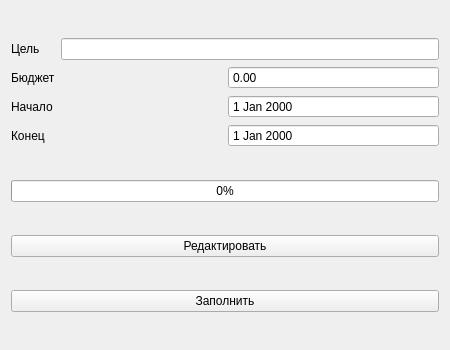
Above: AWS/campaignform.ui from 9t0z1k/TSP-AWS before the change. Below: the same form after it.
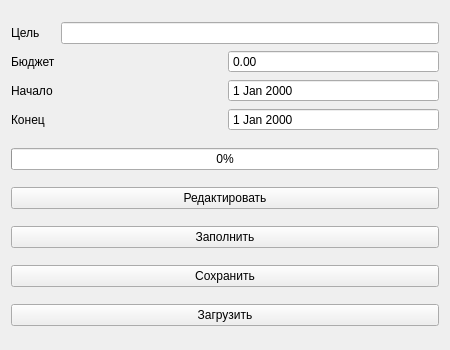
That is the form after the change.

Patch:
```diff
--- a/AWS/campaignform.ui
+++ b/AWS/campaignform.ui
@@ -138,6 +138,20 @@
      </property>
     </widget>
    </item>
+   <item>
+    <widget class="QPushButton" name="save">
+     <property name="text">
+      <string>Сохранить</string>
+     </property>
+    </widget>
+   </item>
+   <item>
+    <widget class="QPushButton" name="load">
+     <property name="text">
+      <string>Загрузить</string>
+     </property>
+    </widget>
+   </item>
   </layout>
  </widget>
  <resources/>
```
